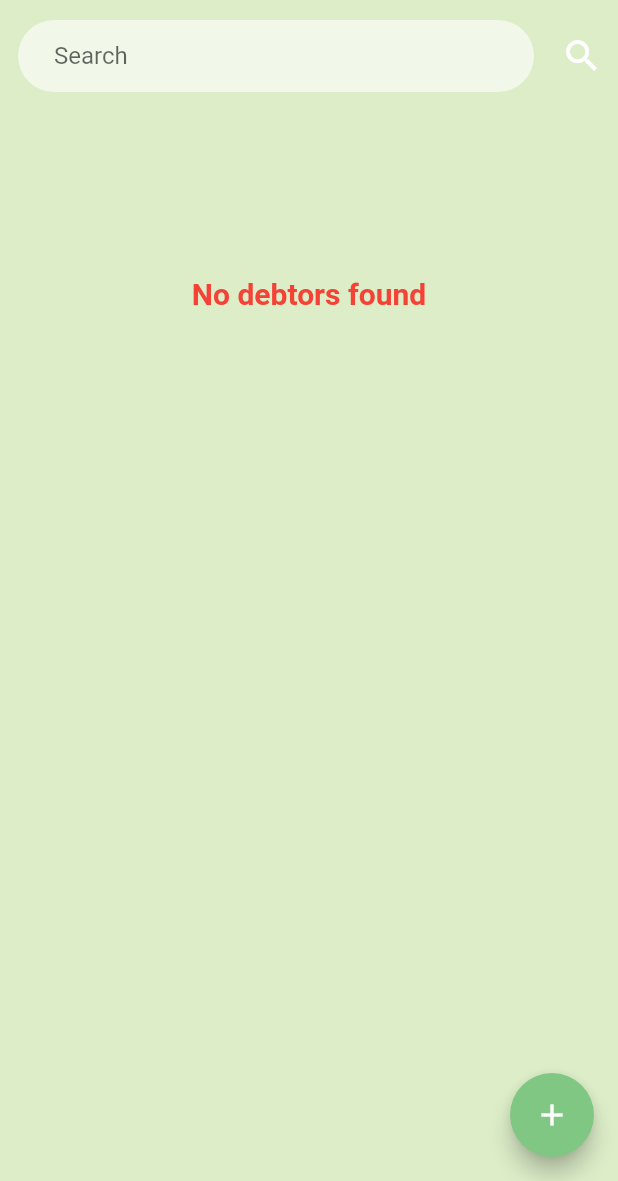
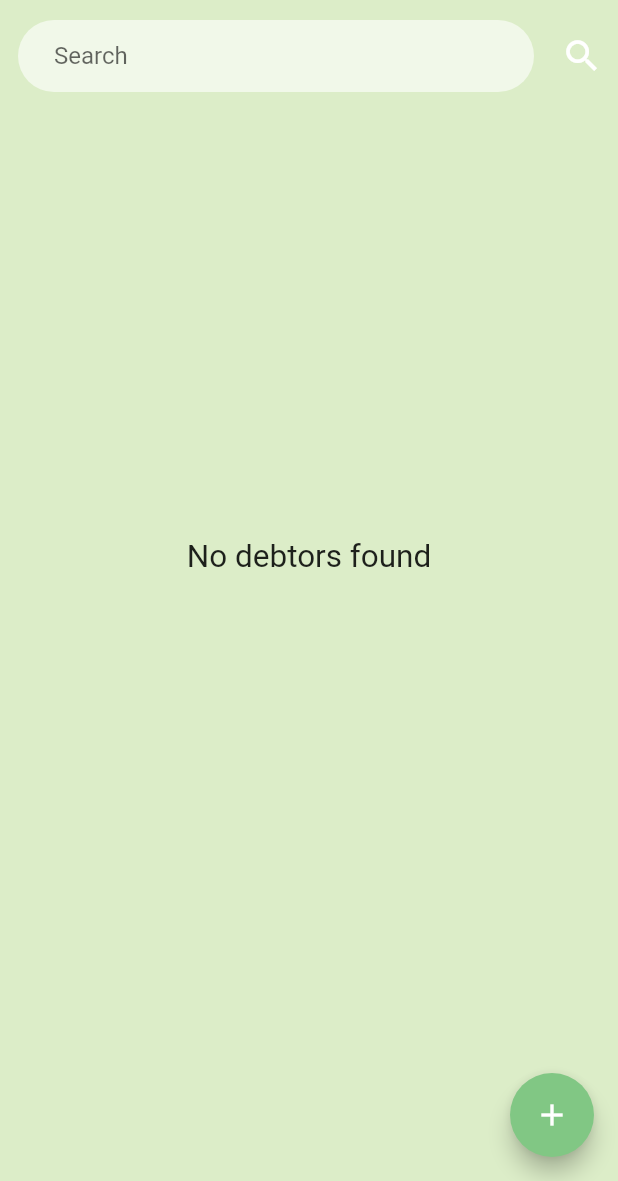
Before and after one commit to musumbidenis/Flutter-tutorials, a Flutter app: the Debtors screen opened directly, on a phone screen of 412 x 824 dp, the part 55-1236 px from its top. Run offline on Flutter 3.47's test engine with Material 2 defaults, Android fonts, the phone set to English and light mode, and no system bars; our stand-ins replace percent_indicator, sqflite; missing offline and left inert: platform_alert_dialog; accounts and stored records are empty.

Commit message:
Edited Text widgets in debts and debtors screens

```diff
--- a/lib/Screens/debtors.dart
+++ b/lib/Screens/debtors.dart
@@ -82,14 +82,12 @@ class _DebtorsState extends State<Debtors> {
               builder: (BuildContext context, AsyncSnapshot snapshot) {
                 if (snapshot.data.length == 0 || snapshot.data.length == null) {
                   return Padding(
-                    padding: const EdgeInsets.all(100.0),
+                    padding: EdgeInsets.only(
+                        top: MediaQuery.of(context).size.height / 3),
                     child: Center(
                       child: Text(
                         "No debtors found",
-                        style: TextStyle(
-                            fontSize: 20.0,
-                            fontWeight: FontWeight.bold,
-                            color: Colors.red),
+                        style: TextStyle(fontSize: 21.0),
                       ),
                     ),
                   );
```
Also changed, not shown: lib/Screens/debts.dart (+3 -5 lines).
